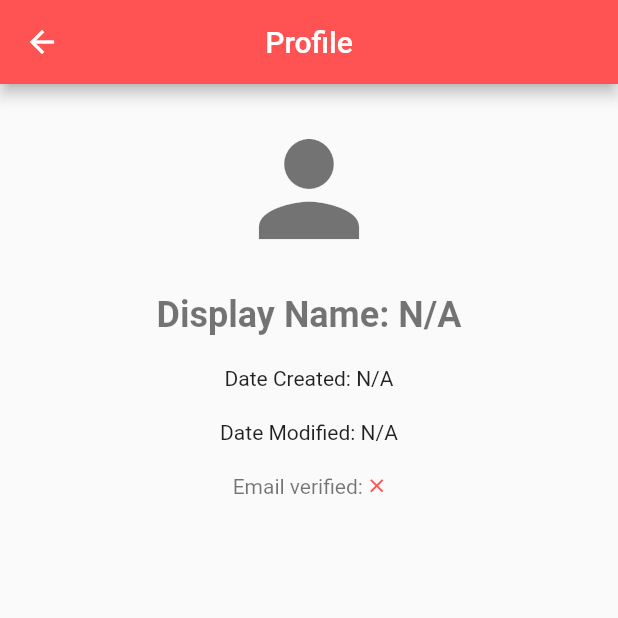
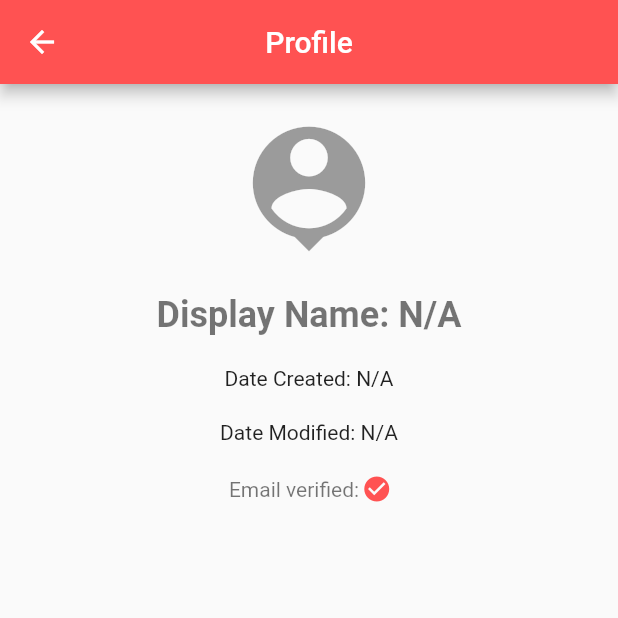
Before and after one commit to TravelPOINT-MIS/travel_point, a Flutter app: the screen it shows once a user with an empty profile is signed in, item 2 of the bottom bar chosen, in the side drawer, after a tap on "Profile", on a phone screen of 412 x 824 dp, the top half of it. Run offline on Flutter 3.47's test engine with Material 2 defaults, Android fonts, the phone set to English and light mode, and no system bars; our stand-ins replace bloc, cloud_firestore, dartz, dio, equatable, firebase_auth and 7 more; missing offline and left inert: geolocator_platform_interface, google_maps_webservice; accounts and stored records are empty; Roboto replaces fonts that are missing (RobotoFlex).

```diff
--- a/lib/core/widgets/drawer_bar.dart
+++ b/lib/core/widgets/drawer_bar.dart
@@ -19,8 +19,6 @@ class DrawerMenu extends StatefulWidget {
 class _DrawerMenuState extends State<DrawerMenu> {
   UserEntity? userData;
   String? error;
-  bool hideVerifyEmail = false;
-  Timer? timer;
 
   void handleLogout(BuildContext context) async {
     ScaffoldMessenger.of(context).clearSnackBars();
@@ -29,34 +27,6 @@ class _DrawerMenuState extends State<DrawerMenu> {
     const logoutEvent = LogoutUserAuthEvent();
 
     authBloc.add(logoutEvent);
-  }
-
-  void checkEmailVerification(BuildContext context) {
-    timer = Timer.periodic(const Duration(seconds: 4), (timer) {
-      final authBloc = BlocProvider.of<AuthBloc>(context);
-
-      const checkEmailVerifyEvent = CheckEmailVerifyUserAuthEvent();
-
-      authBloc.add(checkEmailVerifyEvent);
-    });
-  }
-
-  void handleEmailVerify(context) {
-    ScaffoldMessenger.of(context).clearSnackBars();
-
-    final authBloc = BlocProvider.of<AuthBloc>(context);
-
-    const emailVerifyEvent = EmailVerifyUserAuthEvent();
-
-    authBloc.add(emailVerifyEvent);
-
-    checkEmailVerification(context);
-  }
-
-  @override
-  void dispose() {
-    timer?.cancel();
-    super.dispose();
   }
 
   @override
@@ -97,19 +67,6 @@ class _DrawerMenuState extends State<DrawerMenu> {
               decoration: BoxDecoration(
                 color: Theme.of(context).primaryColor,
               ),
-              // padding: const EdgeInsets.only(top: 60, left: 10, bottom: 0),
-              // child: Column(
-              //     crossAxisAlignment: CrossAxisAlignment.start,
-              //     children: [
-              //       FirebaseAuth.instance.currentUser?.emailVerified == false
-              //           ? TextButton(
-              //               onPressed: () => handleEmailVerify(context),
-              //               child: const Text('Verify email!',
-              //                   textAlign: TextAlign.left,
-              //                   style: TextStyle(color: Colors.white)),
-              //             )
-              //           : const Text('')
-              //     ]),
             ),
             ListTile(
               leading: const Icon(Icons.person),
@@ -137,12 +94,6 @@ class _DrawerMenuState extends State<DrawerMenu> {
     }
 
     return BlocBuilder<AuthBloc, AuthState>(builder: (_, state) {
-      if (state is CheckEmailVerifyState) {
-        if (state.isEmailVerified) {
-          timer?.cancel();
-        }
-      }
-
       return defaultScreen(state);
     });
   }
--- a/lib/src/features/authentication/presentation/views/userInfo_page.dart
+++ b/lib/src/features/authentication/presentation/views/userInfo_page.dart
@@ -1,4 +1,5 @@
 import 'dart:async';
+import 'package:firebase_auth/firebase_auth.dart';
 import 'package:intl/intl.dart';
 import 'package:flutter/material.dart';
 import 'package:flutter_bloc/flutter_bloc.dart';
@@ -50,9 +51,7 @@ class _UserInfoPageState extends State<UserInfoPage> {
     super.dispose();
   }
 
-  @override
-  Widget build(BuildContext context) {
-    Widget defaultScreen(AuthState state) {
+  Widget defaultScreen(AuthState state, BuildContext authContext) {
     return Scaffold(
         appBar: AppBar(
           title: const Text('Profile'),
@@ -64,9 +63,9 @@ class _UserInfoPageState extends State<UserInfoPage> {
           children: [
             const SizedBox(height: 20),
             const Icon(
-                Icons.person,
+              Icons.person_pin,
               size: 100,
-                color: Colors.black54,
+              color: Colors.black38,
             ),
             const SizedBox(height: 20),
             Text(
@@ -102,33 +101,56 @@ class _UserInfoPageState extends State<UserInfoPage> {
                   textAlign: TextAlign.center,
                   style: TextStyle(color: Colors.black54),
                 ),
-                  widget.userEntity?.emailVerified == true
+                FirebaseAuth.instance.currentUser?.emailVerified == true
                     ? Icon(
-                          Icons.check,
-                          size: 15,
+                        Icons.check_circle_sharp,
+                        size: 20,
                         color: Theme.of(context).primaryColor,
                       )
                     : Icon(
-                          Icons.close,
-                          size: 15,
+                        Icons.cancel,
+                        size: 20,
                         color: Theme.of(context).primaryColor,
                       ),
               ],
             ),
+            const SizedBox(height: 20),
+            if (FirebaseAuth.instance.currentUser?.emailVerified == false)
+              SizedBox(
+                width: 100, // Set width to 100px
+                child: TextButton(
+                  onPressed: () => handleEmailVerify(authContext),
+                  style: TextButton.styleFrom(
+                    padding: EdgeInsets.zero, // Remove padding
+                    tapTargetSize:
+                        MaterialTapTargetSize.shrinkWrap, // Remove extra space
+                  ),
+                  child: const Text(
+                    'Verify email',
+                    style:
+                        TextStyle(fontSize: 14, fontWeight: FontWeight.normal),
+                  ),
+                ),
+              )
           ],
         ));
   }
 
+  @override
+  Widget build(BuildContext context) {
     return BlocProvider<AuthBloc>(
-        create: (context) => sl(),
-        child: BlocBuilder<AuthBloc, AuthState>(builder: (_, state) {
+      create: (context) => sl<AuthBloc>(),
+      child: BlocBuilder<AuthBloc, AuthState>(
+        builder: (authContext, state) {
           if (state is CheckEmailVerifyState) {
             if (state.isEmailVerified) {
               timer?.cancel();
             }
           }
 
-          return defaultScreen(state);
-        }));
+          return defaultScreen(state, authContext);
+        },
+      ),
+    );
   }
 }
```
Lines whose indentation alone changed are shown as unchanged.
